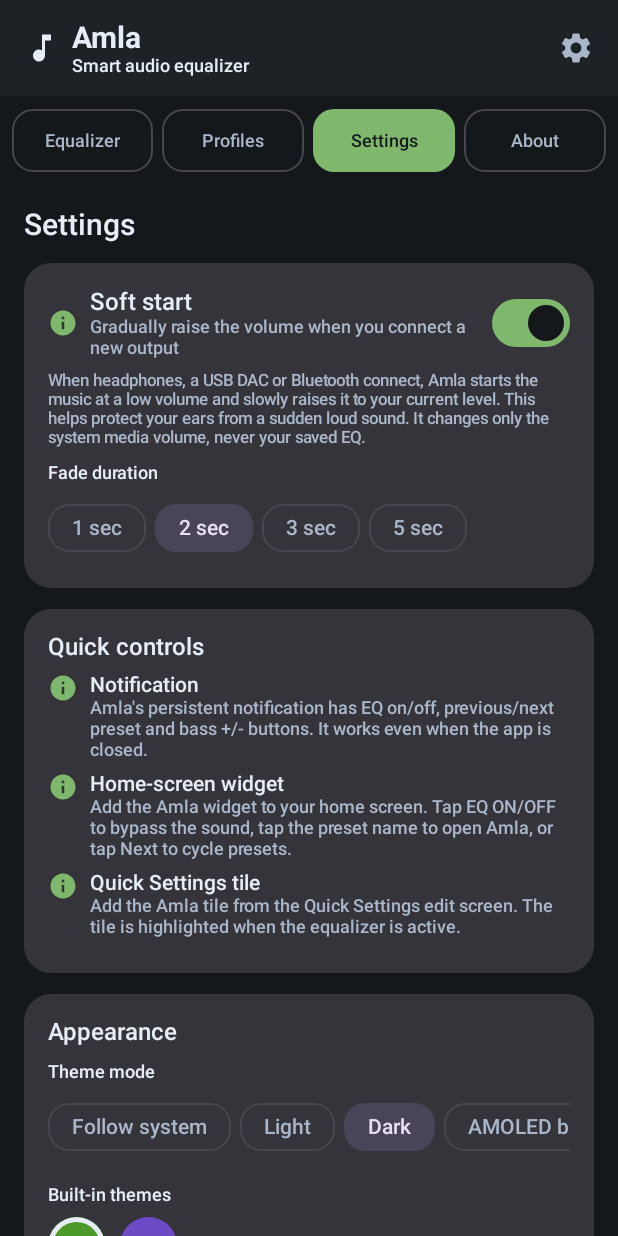
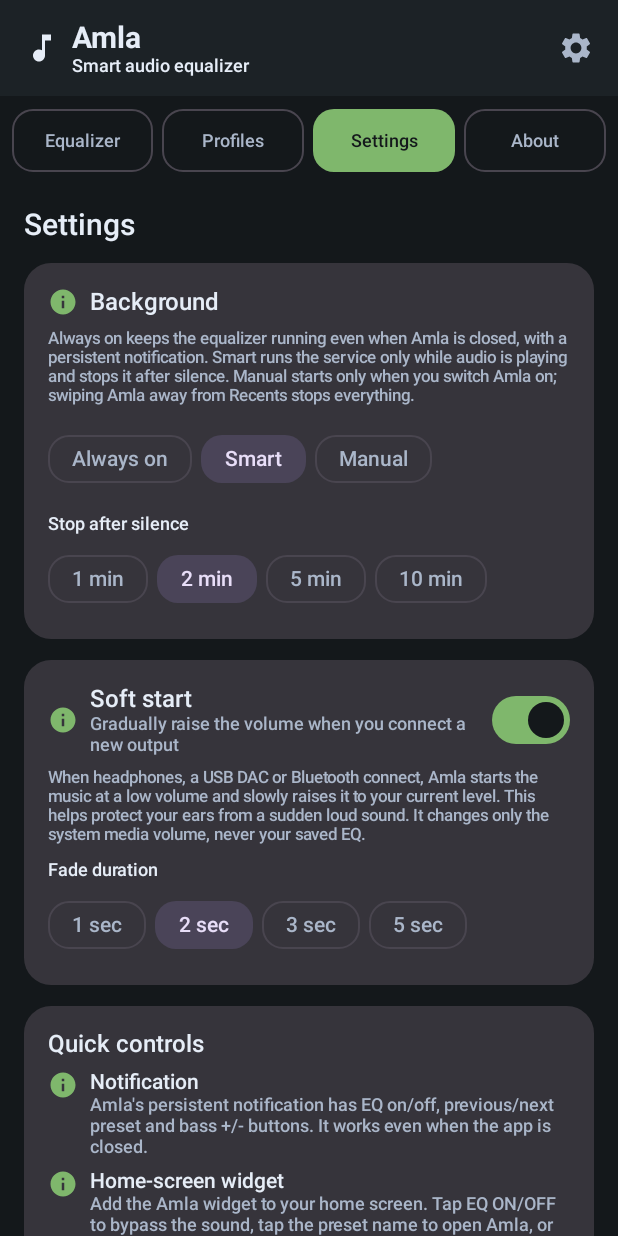
Before and after one commit to kalhydra6-wq/Amla, an Android app built with Jetpack Compose: the screen it shows after launch (MainActivity), after a tap on "Settings", on a phone screen of 412 x 824 dp. Run offline under Robolectric (Android 15) with nearby library versions, the phone set to English and light mode, and no system bars; 1 other tap on this screen came first.

Commit message:
Phase 1 background modes: always/smart/manual with idle stop and safe start

```diff
--- a/app/src/main/java/com/amala/app/AmlaApplication.kt
+++ b/app/src/main/java/com/amala/app/AmlaApplication.kt
@@ -10,9 +10,11 @@ class AmlaApplication : Application() {
     override fun onCreate() {
         super.onCreate()
         CrashLogger.install(this)
-        AmlaPreferences(SharedPreferencesStore(this)).migrateThemeOnce()
+        val preferences = AmlaPreferences(SharedPreferencesStore(this))
+        preferences.migrateBackgroundOnce()
+        preferences.migrateThemeOnce()
         AudioController.initialize(this)
-        if (AmlaPreferences(SharedPreferencesStore(this)).keepAlive) {
+        if (preferences.backgroundMode != com.amala.app.model.BackgroundMode.MANUAL) {
             AmlaAudioService.start(this)
         }
     }
--- a/app/src/main/java/com/amala/app/data/AmlaPreferences.kt
+++ b/app/src/main/java/com/amala/app/data/AmlaPreferences.kt
@@ -1,5 +1,6 @@
 package com.amala.app.data
 
+import com.amala.app.model.BackgroundMode
 import com.amala.app.model.EqualizerProfile
 import com.amala.app.model.Preset
 import com.amala.app.model.ProfileMath
@@ -8,6 +9,25 @@ import com.amala.app.model.ThemeMode
 
 /** Stores one EQ profile per output device plus global app settings. */
 class AmlaPreferences(private val store: KeyValueStore) {
+
+    /** Existing installs keep today's Always-on behaviour; fresh installs use Smart. */
+    fun migrateBackgroundOnce() {
+        if (store.getInt(KEY_BACKGROUND_MIGRATION_VERSION, 0) >= BACKGROUND_MIGRATION_VERSION) return
+        val existingInstall = store.keys().any { it !in setOf(KEY_BACKGROUND_MIGRATION_VERSION) }
+        store.putString(
+            KEY_BACKGROUND_MODE,
+            if (existingInstall) BackgroundMode.ALWAYS.name else BackgroundMode.SMART.name,
+        )
+        store.putInt(KEY_BACKGROUND_MIGRATION_VERSION, BACKGROUND_MIGRATION_VERSION)
+    }
+
+    var backgroundMode: BackgroundMode
+        get() = BackgroundMode.fromKey(store.getString(KEY_BACKGROUND_MODE, null))
+        set(value) = store.putString(KEY_BACKGROUND_MODE, value.name)
+
+    var smartIdleMinutes: Int
+        get() = store.getInt(KEY_SMART_IDLE_MINUTES, 2).takeIf { it in listOf(1, 2, 5, 10) } ?: 2
+        set(value) = store.putInt(KEY_SMART_IDLE_MINUTES, value.takeIf { it in listOf(1, 2, 5, 10) } ?: 2)
 
     var themeMode: ThemeMode
         get() = ThemeMode.fromKey(store.getString(KEY_THEME_MODE, null))
@@ -135,6 +155,10 @@ class AmlaPreferences(private val store: KeyValueStore) {
         private const val KEY_ACCENT_COLOR = "appearance:accent_color"
         private const val KEY_SIGNAL_CHAIN = "appearance:signal_chain"
         private const val KEY_THEME_MIGRATION_VERSION = "appearance:theme_migration_version"
+        private const val KEY_BACKGROUND_MODE = "background:mode"
+        private const val KEY_SMART_IDLE_MINUTES = "background:smart_idle_minutes"
+        private const val KEY_BACKGROUND_MIGRATION_VERSION = "background:migration_version"
+        private const val BACKGROUND_MIGRATION_VERSION = 1
         const val DEFAULT_ACCENT = 0xFF007C70.toInt()
         const val AMLA_GREEN = 0xFF4C9A2A.toInt()
         const val AMLA_PURPLE = 0xFF6D4BC4.toInt()
--- /dev/null
+++ b/app/src/main/java/com/amala/app/model/BackgroundMode.kt
@@ -0,0 +1,12 @@
+package com.amala.app.model
+
+/** How Amla decides whether its background service should run. */
+enum class BackgroundMode(val label: String) {
+    ALWAYS("Always on"),
+    SMART("Smart"),
+    MANUAL("Manual");
+
+    companion object {
+        fun fromKey(key: String?): BackgroundMode = entries.firstOrNull { it.name == key } ?: ALWAYS
+    }
+}
--- a/app/src/main/java/com/amala/app/ui/SettingsScreen.kt
+++ b/app/src/main/java/com/amala/app/ui/SettingsScreen.kt
@@ -24,6 +24,7 @@ import androidx.compose.ui.Modifier
 import androidx.compose.ui.res.stringResource
 import androidx.compose.ui.unit.dp
 import com.amala.app.R
+import com.amala.app.model.BackgroundMode
 import com.amala.app.viewmodel.MainViewModel
 
 @Composable
@@ -36,6 +37,8 @@ fun SettingsScreen(ui: MainViewModel.UiState, viewModel: MainViewModel) {
         item {
             Text("Settings", style = MaterialTheme.typography.titleLarge)
         }
+
+        item { BackgroundCard(ui, viewModel) }
 
         item { SoftStartCard(ui, viewModel) }
 
@@ -62,10 +65,10 @@ fun SettingsScreen(ui: MainViewModel.UiState, viewModel: MainViewModel) {
                         checked = ui.autoGainProtection,
                     ) { viewModel.setAutoGainProtection(it) }
                     SettingRow(
-                        title = "Keep EQ active in background",
-                        subtitle = "Reapplies your sound when other apps change it, so it works across all players",
-                        checked = ui.keepAlive,
-                    ) { viewModel.setKeepAlive(it) }
+                        title = stringResource(R.string.background_keep_alive),
+                        subtitle = stringResource(R.string.background_keep_alive_subtitle),
+                        checked = ui.backgroundMode == BackgroundMode.ALWAYS,
+                    ) { viewModel.setBackgroundMode(if (it) BackgroundMode.ALWAYS else BackgroundMode.SMART) }
                     SettingRow(
                         title = "Enable audio effects",
                         subtitle = "Bypass or engage the equalizer instantly",
@@ -187,6 +190,59 @@ fun SettingsScreen(ui: MainViewModel.UiState, viewModel: MainViewModel) {
                     color = MaterialTheme.colorScheme.onSurfaceVariant,
                     modifier = Modifier.padding(16.dp),
                 )
+            }
+        }
+    }
+}
+
+@Composable
+private fun BackgroundCard(ui: MainViewModel.UiState, viewModel: MainViewModel) {
+    Card(modifier = Modifier.fillMaxWidth()) {
+        Column(Modifier.padding(16.dp)) {
+            Row(verticalAlignment = androidx.compose.ui.Alignment.CenterVertically) {
+                Icon(
+                    Icons.Filled.Info,
+                    contentDescription = null,
+                    tint = MaterialTheme.colorScheme.primary,
+                    modifier = Modifier.width(20.dp),
+                )
+                Spacer(Modifier.width(8.dp))
+                Text(stringResource(R.string.background_title), style = MaterialTheme.typography.titleMedium)
+            }
+            Spacer(Modifier.height(8.dp))
+            Text(
+                stringResource(R.string.background_info),
+                style = MaterialTheme.typography.labelSmall,
+                color = MaterialTheme.colorScheme.onSurfaceVariant,
+            )
+            Spacer(Modifier.height(12.dp))
+            Row(horizontalArrangement = Arrangement.spacedBy(6.dp)) {
+                BackgroundMode.entries.forEach { mode ->
+                    val label = when (mode) {
+                        BackgroundMode.ALWAYS -> stringResource(R.string.background_mode_always)
+                        BackgroundMode.SMART -> stringResource(R.string.background_mode_smart)
+                        BackgroundMode.MANUAL -> stringResource(R.string.background_mode_manual)
+                    }
+                    FilterChip(
+                        selected = ui.backgroundMode == mode,
+                        onClick = { viewModel.setBackgroundMode(mode) },
+                        label = { Text(label) },
+                    )
+                }
+            }
+            if (ui.backgroundMode == BackgroundMode.SMART) {
+                Spacer(Modifier.height(12.dp))
+                Text(stringResource(R.string.background_idle), style = MaterialTheme.typography.labelMedium)
+                Spacer(Modifier.height(6.dp))
+                Row(horizontalArrangement = Arrangement.spacedBy(6.dp)) {
+                    listOf(1, 2, 5, 10).forEach { minutes ->
+                        FilterChip(
+                            selected = ui.smartIdleMinutes == minutes,
+                            onClick = { viewModel.setSmartIdleMinutes(minutes) },
+                            label = { Text(stringResource(R.string.background_minutes, minutes)) },
+                        )
+                    }
+                }
             }
         }
     }
--- a/app/src/main/java/com/amala/app/viewmodel/MainViewModel.kt
+++ b/app/src/main/java/com/amala/app/viewmodel/MainViewModel.kt
@@ -13,6 +13,7 @@ import com.amala.app.audio.SoftStartController
 import com.amala.app.data.AmlaPreferences
 import com.amala.app.data.SharedPreferencesStore
 import com.amala.app.model.AudioDevice
+import com.amala.app.model.BackgroundMode
 import com.amala.app.model.AudioDevices
 import com.amala.app.model.EqualizerProfile
 import com.amala.app.model.Preset
@@ -36,6 +37,8 @@ class MainViewModel(application: Application) : AndroidViewModel(application) {
         val maxLevel: Int = DEFAULT_MAX,
         val frequencies: List<Int> = listOf(60, 230, 910, 3_600, 14_000),
         val autoApply: Boolean = true,
+        val backgroundMode: BackgroundMode = BackgroundMode.ALWAYS,
+        val smartIdleMinutes: Int = 2,
         val softStartEnabled: Boolean = true,
         val softStartSeconds: Int = 2,
         val effectsEnabled: Boolean = true,
@@ -78,6 +81,8 @@ class MainViewModel(application: Application) : AndroidViewModel(application) {
             signalChainEnabled = preferences.signalChainEnabled,
             crashReport = crash,
             autoApply = preferences.autoApply,
+            backgroundMode = preferences.backgroundMode,
+            smartIdleMinutes = preferences.smartIdleMinutes,
             softStartEnabled = preferences.softStartEnabled,
             softStartSeconds = preferences.softStartSeconds,
             effectsEnabled = AudioController.enabled,
@@ -364,6 +369,21 @@ class MainViewModel(application: Application) : AndroidViewModel(application) {
         }
     }
 
+    fun setBackgroundMode(mode: BackgroundMode) {
+        preferences.backgroundMode = mode
+        _ui.update { it.copy(backgroundMode = mode) }
+        if (mode == BackgroundMode.MANUAL) {
+            AmlaAudioService.stop(getApplication())
+        } else {
+            AmlaAudioService.start(getApplication())
+        }
+    }
+
+    fun setSmartIdleMinutes(minutes: Int) {
+        preferences.smartIdleMinutes = minutes
+        _ui.update { it.copy(smartIdleMinutes = minutes) }
+    }
+
     fun setKeepAlive(enabled: Boolean) {
         preferences.keepAlive = enabled
         _ui.update { it.copy(keepAlive = enabled) }
--- a/app/src/main/res/values/strings.xml
+++ b/app/src/main/res/values/strings.xml
@@ -22,4 +22,16 @@
     <string name="reset_theme_message">Return to Amla Green with the Dark theme? Your other settings and profiles are kept.</string>
     <string name="confirm">Confirm</string>
     <string name="cancel">Cancel</string>
+
+    <string name="paused_notification_title">Amla is paused</string>
+    <string name="paused_notification_text">Tap to turn the equalizer on</string>
+    <string name="background_title">Background</string>
+    <string name="background_info">Always on keeps the equalizer running even when Amla is closed, with a persistent notification. Smart runs the service only while audio is playing and stops it after silence. Manual starts only when you switch Amla on; swiping Amla away from Recents stops everything.</string>
+    <string name="background_mode_always">Always on</string>
+    <string name="background_mode_smart">Smart</string>
+    <string name="background_mode_manual">Manual</string>
+    <string name="background_idle">Stop after silence</string>
+    <string name="background_minutes">%1$d min</string>
+    <string name="background_keep_alive">Keep EQ active in background</string>
+    <string name="background_keep_alive_subtitle">Only used with Always on mode</string>
 </resources>
```
Also changed, not shown: app/src/main/java/com/amala/app/audio/AmlaAudioService.kt (+68 -4 lines), 1 other file.
